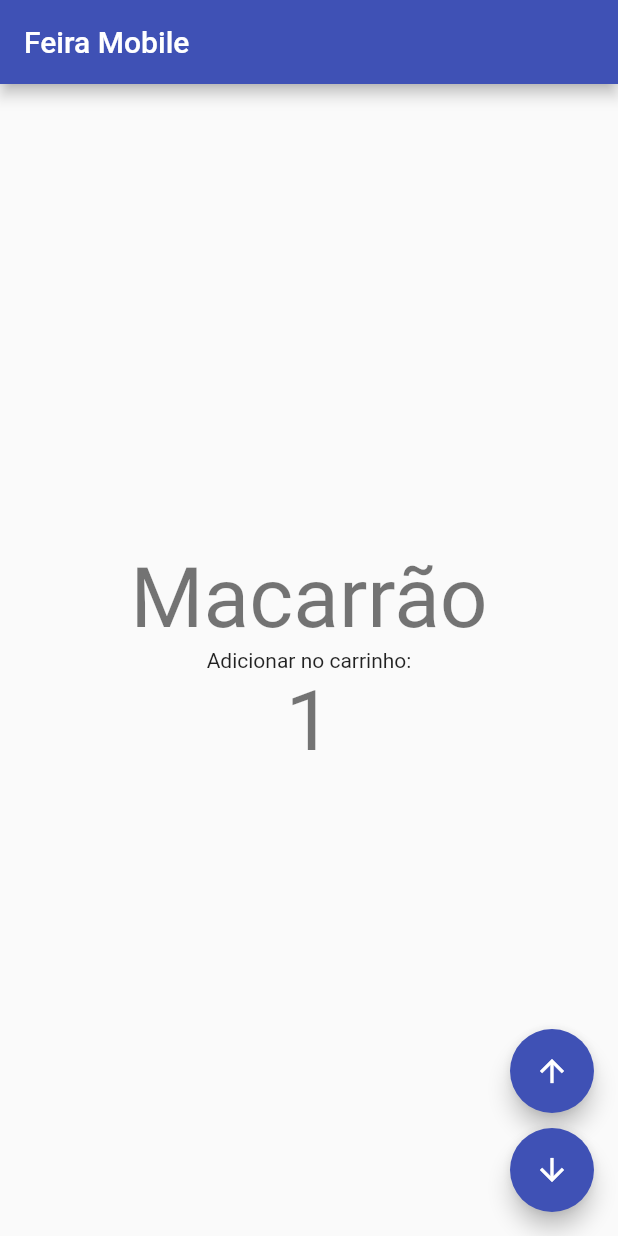
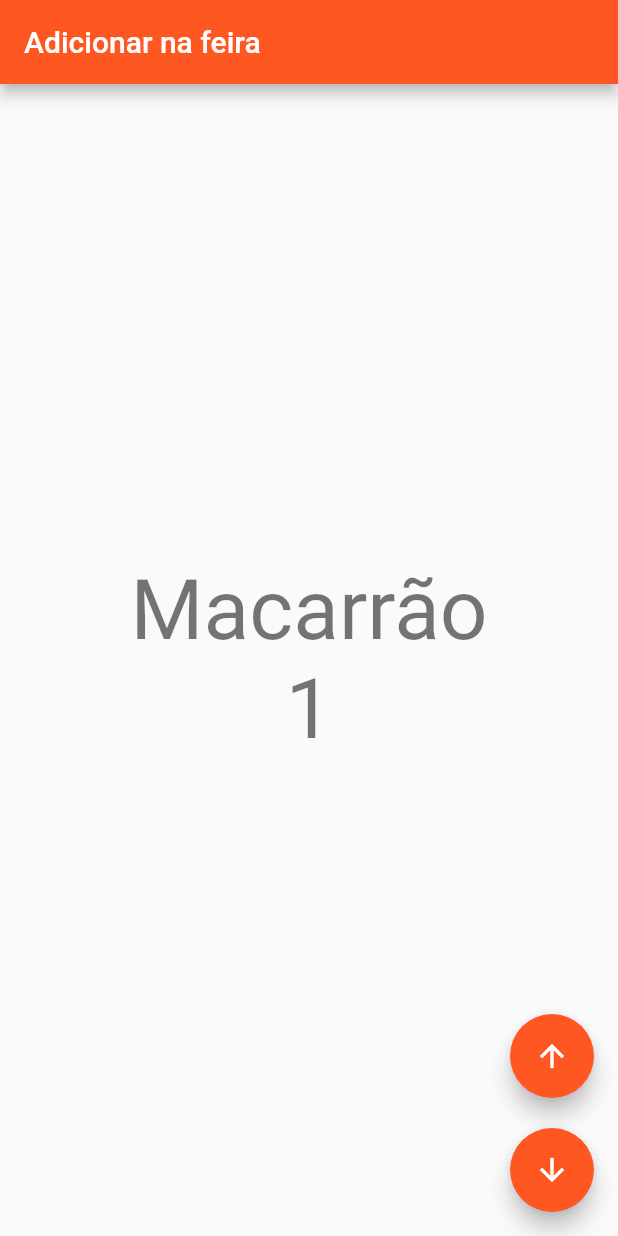
Before and after one commit to lucassverissimo/OlaMundo_Flutter, a Flutter app: the screen it shows after launch, after a tap on the "arrow upward" icon, on a phone screen of 412 x 824 dp. Run offline on Flutter 3.47's test engine with Material 2 defaults, Android fonts, the phone set to English and light mode, and no system bars.

Commit message:
Organizando classes em arquivos separados.

```diff
--- /dev/null
+++ b/ola_mundo/lib/app_widget.dart
@@ -0,0 +1,15 @@
+import 'package:flutter/material.dart';
+
+import 'home_page.dart';
+
+class AppWidget extends StatelessWidget {
+  const AppWidget({Key? key}) : super(key: key);
+
+  @override
+  Widget build(BuildContext context) {
+    return MaterialApp(
+      theme: ThemeData(primarySwatch: Colors.deepOrange),
+      home:HomePage(),
+    );
+  }
+}
--- /dev/null
+++ b/ola_mundo/lib/home_page.dart
@@ -0,0 +1,71 @@
+import 'package:flutter/material.dart';
+
+class HomePage extends StatefulWidget {
+  @override
+  State<HomePage> createState() {
+    return _HomePageState();
+  }
+}
+
+class _HomePageState extends State<HomePage> {
+  int _counter = 0;
+
+  void _incrementCounter() {
+    setState(() {
+      _counter++;
+    });
+  }
+  void _decrementCounter(){
+    setState(() {
+      if(_counter > 0) {
+        _counter--;
+      }
+    });
+  }
+  @override
+  Widget build(BuildContext context) {
+    return Scaffold(
+        appBar: AppBar(
+          title: Text("Adicionar na feira"),
+        ),
+        body: Center(
+          child: Column(
+            mainAxisAlignment: MainAxisAlignment.center,
+            children: <Widget>[
+              Text (
+                'Macarrão',
+                style: Theme.of(context).textTheme.displayMedium,
+              ),
+              Text(
+                '$_counter',
+                style: Theme.of(context).textTheme.displayMedium,
+
+              ),
+            ],
+          ),
+        ),
+        floatingActionButton: Column(
+            mainAxisAlignment: MainAxisAlignment.end,
+            children: [
+              FloatingActionButton(
+                child: Icon(
+                    Icons.arrow_upward_outlined
+                ),
+                onPressed: _incrementCounter,
+                heroTag: null,
+              ),
+              SizedBox(
+                height: 20,
+              ),
+              FloatingActionButton(
+                child: Icon(
+                    Icons.arrow_downward_outlined
+                ),
+                onPressed: _decrementCounter,
+                heroTag: null,
+              )
+            ]
+        )
+    );
+  }
+}
--- a/ola_mundo/lib/main.dart
+++ b/ola_mundo/lib/main.dart
@@ -1,94 +1,7 @@
 import 'package:flutter/material.dart';
 
+import 'app_widget.dart';
+
 void main() {
-  runApp(const MyApp());
+  runApp(AppWidget());
 }
-
-class MyApp extends StatelessWidget {
-  const MyApp({Key? key}) : super(key: key);
-
-  // This widget is the root of your application.
-  @override
-  Widget build(BuildContext context) {
-    return MaterialApp(
-      title: 'Lucas Veríssimo',
-      theme: ThemeData(
-        primarySwatch: Colors.indigo,
-      ),
-      home: const MyHomePage(title: 'Feira Mobile'),
-    );
-  }
-}
-
-class MyHomePage extends StatefulWidget {
-  const MyHomePage({Key? key, required this.title}) : super(key: key);
-  final String title;
-  @override
-  State<MyHomePage> createState() => _MyHomePageState();
-}
-
-class _MyHomePageState extends State<MyHomePage> {
-  int _counter = 0;
-
-  void _incrementCounter() {
-    setState(() {
-      _counter++;
-    });
-  }
-  void _decrementCounter(){
-    setState(() {
-      if(_counter > 0) {
-        _counter--;
-      }
-    });
-  }
-  @override
-  Widget build(BuildContext context) {
-    return Scaffold(
-      appBar: AppBar(
-        title: Text(widget.title),
-      ),
-      body: Center(
-        child: Column(
-          mainAxisAlignment: MainAxisAlignment.center,
-          children: <Widget>[
-            Text (
-              'Macarrão',
-              style: Theme.of(context).textTheme.displayMedium,
-            ),
-            const Text(
-              'Adicionar no carrinho:',
-            ),
-            Text(
-              '$_counter',
-              style: Theme.of(context).textTheme.displayMedium,
-
-            ),
-          ],
-        ),
-      ),
-        floatingActionButton: Column(
-            mainAxisAlignment: MainAxisAlignment.end,
-            children: [
-              FloatingActionButton(
-                child: Icon(
-                    Icons.arrow_upward_outlined
-                ),
-                onPressed: _incrementCounter,
-                heroTag: null,
-              ),
-              SizedBox(
-                height: 10,
-              ),
-              FloatingActionButton(
-                child: Icon(
-                    Icons.arrow_downward_outlined
-                ),
-                onPressed: _decrementCounter,
-                heroTag: null,
-              )
-            ]
-        )
-    );
-  }
-}
```
Also changed, not shown: 1 other file.
